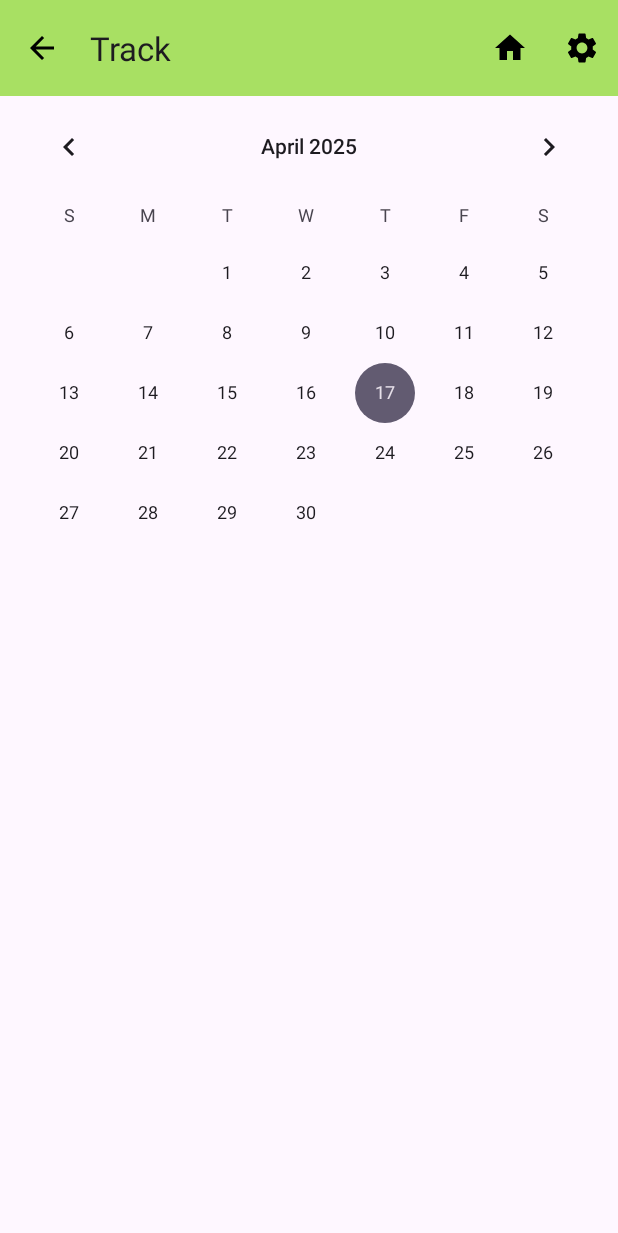
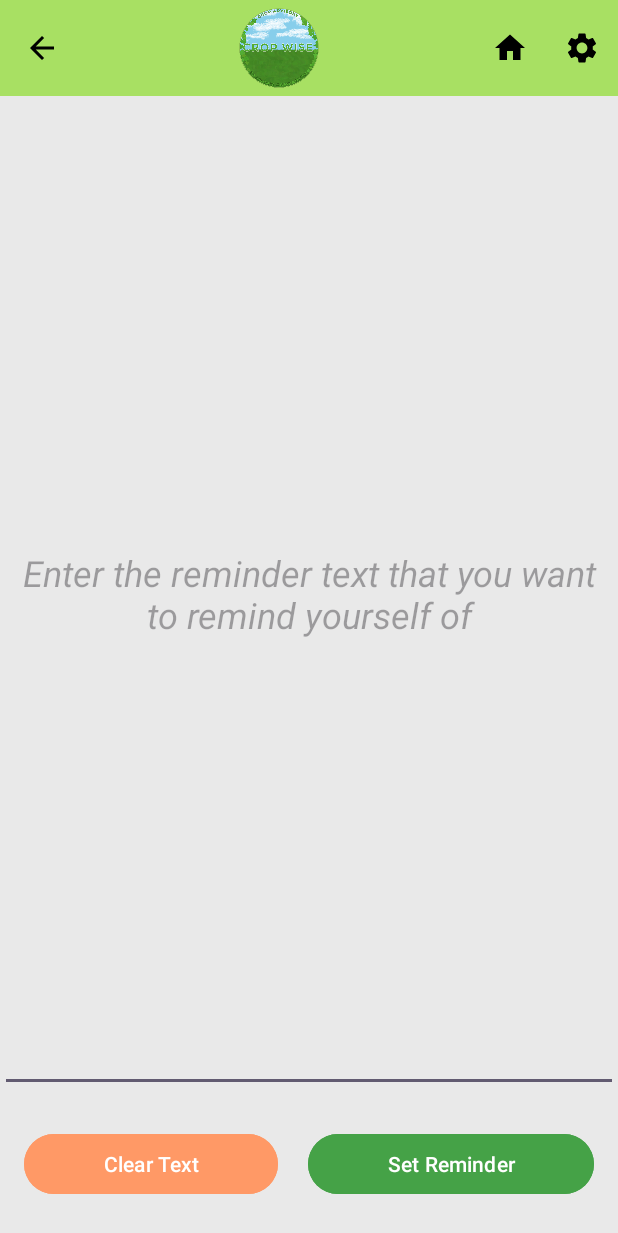
Before and after one commit to Mebanseibor/CropWise, an Android app: the Track_Time screen opened directly, with no data from a screen before it, on a phone screen of 412 x 824 dp. Shown: the top 1233 px of the screen. Run offline under Robolectric (Android 15) with nearby library versions, the phone set to English and light mode, and no system bars.

Commit message:
Replaced the calendar view with an alarm reminder - Added Logo onto the taskbar - Added notification that depends on the rating that the user entered   for the app - Updated the UI of App rating

```diff
--- a/app/src/main/java/com/example/cropwise/actionbar/mainToolBar.kt
+++ b/app/src/main/java/com/example/cropwise/actionbar/mainToolBar.kt
@@ -24,6 +24,8 @@ class mainToolBar(private val context : Context, toolbar : Toolbar){
             displayAboutApp(context)
             true
         }
+
+        toolbar.setLogo(R.drawable.cropwise_logo)
     }
 
     fun setOnOptionsItemSelected(item: MenuItem): Boolean {
--- a/app/src/main/java/com/example/cropwise/fragment/Track_Time.kt
+++ b/app/src/main/java/com/example/cropwise/fragment/Track_Time.kt
@@ -1,15 +1,30 @@
 package com.example.cropwise.fragment
 
+import android.app.AlarmManager
+import android.app.PendingIntent
+import android.content.Context
+import android.content.Intent
+import android.os.Build
 import android.os.Bundle
 import android.view.LayoutInflater
 import android.view.View
 import android.view.ViewGroup
+import android.widget.Button
+import android.widget.EditText
+import android.widget.Toast
 import androidx.fragment.app.Fragment
 import com.example.cropwise.R
+import com.example.cropwise.alarm.AlarmBroadcast
+import com.example.cropwise.alarm.ReminderClass
 
 class Track_Time : Fragment(){
     // fragment
-    var frag : View? = null
+    private var frag : View? = null
+
+    // views
+    private lateinit var btnSetReminder : Button
+    private lateinit var btnClearText : Button
+    private lateinit var editTextReminderText : EditText
 
     override fun onCreateView(
         inflater: LayoutInflater,
@@ -18,6 +33,49 @@ class Track_Time : Fragment(){
     ): View? {
         frag = inflater.inflate(R.layout.fragment_tracking_time, container, false)
 
+        if(frag == null) {return frag}
+
+        initViews()
+
         return frag
     }
+
+    private fun initViews(){
+        editTextReminderText = frag!!.findViewById(R.id.editTextReminderText)
+        btnClearText = frag!!.findViewById(R.id.btnClearText)
+        btnSetReminder = frag!!.findViewById(R.id.btnSetReminder)
+
+        btnClearText.setOnClickListener{
+            editTextReminderText.setText("")
+        }
+
+        btnSetReminder.setOnClickListener{
+            setReminder()
+            Toast.makeText(requireContext(), "Reminder has been set", Toast.LENGTH_SHORT).show()
+        }
+    }
+
+    private fun setReminder(){
+        val delayMillis = System.currentTimeMillis() + 1000L
+
+        val inputtedText = editTextReminderText.text.toString()
+
+        val intent = Intent(context, AlarmBroadcast::class.java).apply{
+            putExtra("reminderText", inputtedText)
+        }
+
+        val flags = PendingIntent.FLAG_UPDATE_CURRENT or
+                if (Build.VERSION.SDK_INT >= Build.VERSION_CODES.S) PendingIntent.FLAG_MUTABLE
+                else 0
+
+        val pendingIntent = PendingIntent.getBroadcast(requireContext(), 101, intent, flags)
+
+        val alarmManager = requireContext().getSystemService(Context.ALARM_SERVICE) as AlarmManager
+
+        alarmManager.set(
+            AlarmManager.RTC_WAKEUP,
+            delayMillis,
+            pendingIntent
+        )
+    }
 }
--- a/app/src/main/res/layout/fragment_tracking_time.xml
+++ b/app/src/main/res/layout/fragment_tracking_time.xml
@@ -1,19 +1,52 @@
 <?xml version="1.0" encoding="utf-8"?>
-<androidx.constraintlayout.widget.ConstraintLayout xmlns:android="http://schemas.android.com/apk/res/android"
+<LinearLayout xmlns:android="http://schemas.android.com/apk/res/android"
     android:layout_width="match_parent"
-    android:layout_height="match_parent">
+    android:layout_height="match_parent"
+    android:gravity="center"
+    android:orientation="vertical"
+    android:background="@color/themeMainNeutralLight"
+    >
+
+    <EditText
+        android:id="@+id/editTextReminderText"
+        android:layout_width="wrap_content"
+        android:layout_height="0sp"
+        android:hint="Enter the reminder text that you want to remind yourself of"
+        android:textSize="24sp"
+        android:textStyle="italic"
+        android:textAlignment="center"
+        android:layout_weight="1"
+        />
 
     <LinearLayout
+        android:id="@+id/btnContainer"
         android:layout_width="match_parent"
-        android:layout_height="match_parent"
-        android:gravity="center_horizontal"
-        android:orientation="vertical"
+        android:layout_height="wrap_content"
+        android:paddingHorizontal="16sp"
+        android:gravity="center"
         >
 
-        <CalendarView
-            android:layout_width="match_parent"
-            android:layout_height="wrap_content"/>
+        <Button
+            android:id="@+id/btnClearText"
+            android:layout_width="wrap_content"
+            android:layout_height="wrap_content"
+            android:backgroundTint="@color/cancel"
+            android:text="Clear Text"
+            android:layout_marginVertical="24sp"
+            android:layout_weight="1"
+            />
+
+        <Button
+            android:id="@+id/btnSetReminder"
+            android:layout_width="wrap_content"
+            android:layout_height="wrap_content"
+            android:backgroundTint="@color/success"
+            android:text="Set Reminder"
+            android:layout_marginVertical="24sp"
+            android:layout_weight="1"
+            android:layout_marginStart="20sp"
+            />
 
     </LinearLayout>
 
-</androidx.constraintlayout.widget.ConstraintLayout>
+</LinearLayout>
```
Also changed, not shown: app/src/main/AndroidManifest.xml (+10 -0 lines), app/src/main/java/com/example/cropwise/alarm/AlarmBroadcast.kt (added, +20 -0 lines), app/src/main/java/com/example/cropwise/alarm/ReminderClass.kt (added, +48 -0 lines), app/src/main/java/com/example/cropwise/rating/AppRating.kt (+9 -2 lines), app/src/main/res/layout/activity_apprating.xml (+18 -6 lines), app/src/main/res/layout/activity_reminderclass.xml (added, +39 -0 lines).
